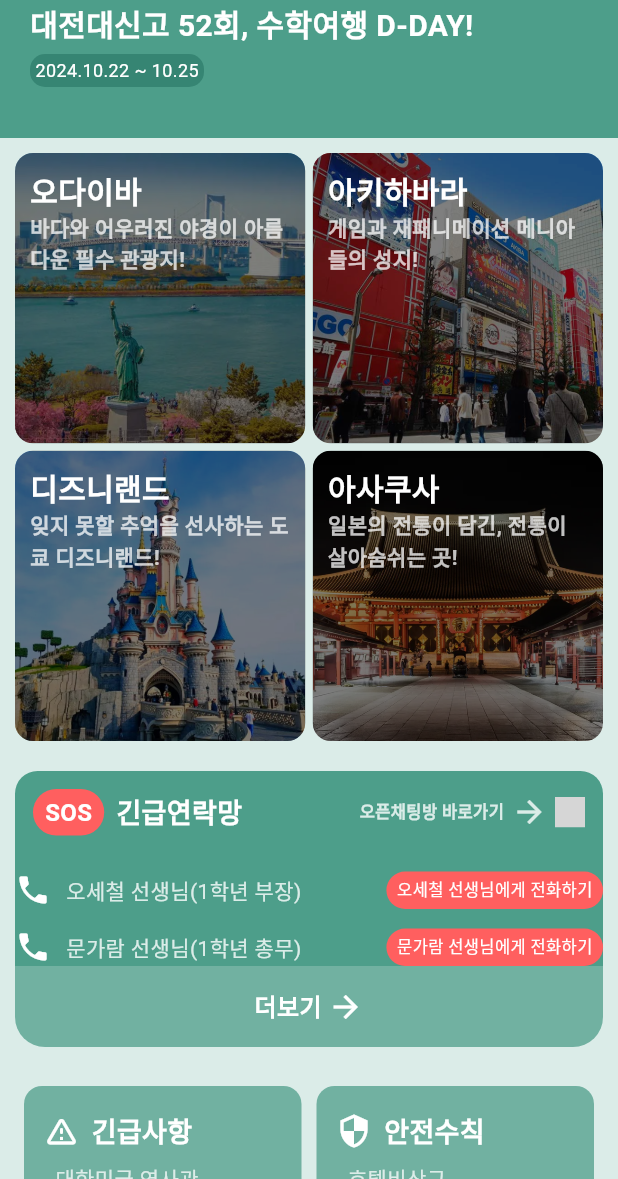
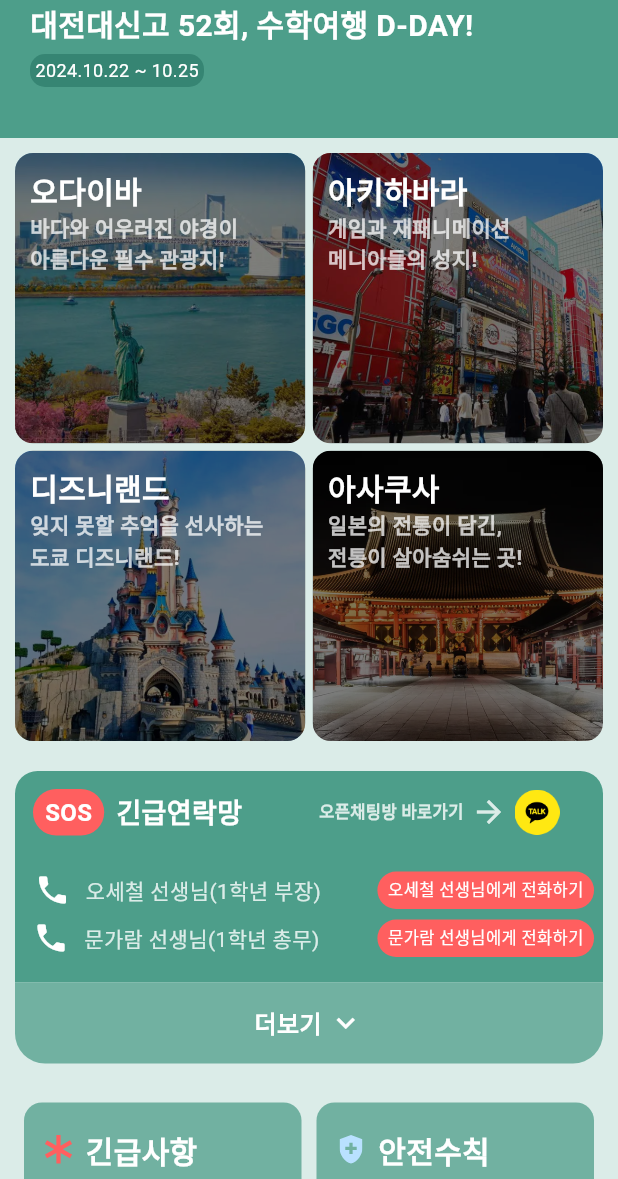
Before and after one commit to Popoisthebest/school_trip_app, a Flutter app: the screen it shows after launch, on a phone screen of 412 x 824 dp, the part 57-1236 px from its top. Run offline on Flutter 3.47's test engine with Material 3 defaults, Android fonts, the light colour scheme and no system bars; our stand-ins replace connectivity_plus, flutter_svg, google_maps_flutter; Roboto replaces fonts that are missing (Ownglyph okticon); grey boxes are pictures that could not be loaded.

Commit message:
[feat] 긴급연락망~숙소 간격배치, 아이콘 수정

```diff
--- a/lib/screens/main_screens/main_screen.dart
+++ b/lib/screens/main_screens/main_screen.dart
@@ -13,22 +13,22 @@
   final List<Map<String, String>> places = [
     {
       "title": "오다이바",
-      "description": "바다와 어우러진 야경이 아름다운 필수 관광지!",
+      "description": "바다와 어우러진 야경이\n아름다운 필수 관광지!",
       "image": "assets/main_screen_images/odiba.png" // 이미지 경로는 프로젝트 내에 맞게 설정
     },
     {
       "title": "아키하바라",
-      "description": "게임과 재패니메이션 메니아들의 성지!",
+      "description": "게임과 재패니메이션\n메니아들의 성지!",
       "image": "assets/main_screen_images/akihabara.png"
     },
     {
       "title": "디즈니랜드",
-      "description": "잊지 못할 추억을 선사하는 도쿄 디즈니랜드!",
+      "description": "잊지 못할 추억을 선사하는\n도쿄 디즈니랜드!",
       "image": "assets/main_screen_images/disneyland.png"
     },
     {
       "title": "아사쿠사",
-      "description": "일본의 전통이 담긴, 전통이 살아숨쉬는 곳!",
+      "description": "일본의 전통이 담긴,\n전통이 살아숨쉬는 곳!",
       "image": "assets/main_screen_images/asakusa.png"
     }
   ];
@@ -206,23 +206,23 @@
                       children: const [
                         InfoTemplate(
                           title: '긴급사항',
-                          icon: Icons.warning_amber_rounded,
-                          details: ['- 대한민국 영사관', '- 긴급연락망'],
+                          icon: 'assets/icons/warning.svg',
+                          details: ['수학여행관련 긴급사항을 확인해보세요!'],
                         ),
                         InfoTemplate(
                           title: '안전수칙',
-                          icon: Icons.security,
-                          details: ['- 호텔비상구', '- 소화기, 완강기 사용법'],
+                          icon: 'assets/icons/security.svg',
+                          details: ['수학여행관련 안전수칙을 알아보세요!'],
                         ),
                         InfoTemplate(
                           title: '유의사항',
-                          icon: Icons.info_outline,
-                          details: ['- 시간 엄수', '팀장들 연락 확인 필수'],
+                          icon: 'assets/icons/info.svg',
+                          details: ['수학여행관련 유의사항을 알아보세요!'],
                         ),
                         InfoTemplate(
                           title: '숙소',
-                          icon: Icons.hotel,
-                          details: ['- 반별 방번호', '- 룸메이트'],
+                          icon: 'assets/icons/hotel.svg',
+                          details: ['반별로 배정된 룸메이트와 비상대피로를 확인해보세요!'],
                         ),
                       ],
                     ),
@@ -488,7 +488,7 @@
               Text(
                 description,
                 style: const TextStyle(
-                  color:  Color.fromRGBO(255, 255, 255, 0.75),
+                  color: Color.fromRGBO(255, 255, 255, 0.75),
                   fontSize: 14, // 요청하신 대로 설정
                   fontWeight: FontWeight.w700,
                   fontFamily: "Ownglyph okticon",
@@ -505,7 +505,7 @@
 // 템플릿용 리스트 위젯
 class InfoTemplate extends StatelessWidget {
   final String title;
-  final IconData icon;
+  final String icon;
   final List<String> details;
 
   const InfoTemplate({
@@ -528,12 +528,16 @@
         children: [
           Row(
             children: [
-              Icon(icon, color: Colors.white),
+              SvgPicture.asset(
+                icon,
+                width: 20, // 너비 설정
+                height: 20, // 높이 설정
+              ),
               const SizedBox(width: 8),
               Text(
                 title,
                 style: const TextStyle(
-                  fontSize: 18,
+                  fontSize: 20,
                   fontWeight: FontWeight.bold,
                   fontFamily: 'Ownglyph okticon',
                   color: Colors.white,
@@ -547,7 +551,7 @@
             Text(
               detail,
               style: const TextStyle(
-                fontSize: 14, // 다른 폰트와 동일하게 유지
+                fontSize: 12, // 다른 폰트와 동일하게 유지
                 fontWeight: FontWeight.w400,
                 fontFamily: 'Ownglyph okticon',
                 color: Color(0xFFDBECE8), // 글자 색상 변경
@@ -568,12 +572,12 @@
                     color: Color(0xFFDBECE8), // 글자 색상 변경
                     fontWeight: FontWeight.w500,
                     fontFamily: 'Ownglyph okticon',
-                    fontSize: 14,
+                    fontSize: 12,
                   ),
                 ),
                 SizedBox(width: 4),
-                Icon(Icons.arrow_forward,
-                    color: Color(0xFFDBECE8)), // 아이콘 색상 변경
+                Icon(Icons.arrow_forward_ios,
+                    color: Color(0xFFDBECE8),size: 16,), // 아이콘 색상 변경
               ],
             ),
           ),
@@ -770,7 +774,8 @@
   @override
   Widget build(BuildContext context) {
     return Padding(
-      padding: const EdgeInsets.symmetric(horizontal: 10.0, vertical: 10), // 왼쪽, 오른쪽 여백 고정
+      padding: const EdgeInsets.symmetric(
+          horizontal: 10.0, vertical: 10), // 왼쪽, 오른쪽 여백 고정
       child: Column(
         children: [
           // 비상 연락망 박스
@@ -785,11 +790,10 @@
               ), // 위쪽 둥근 테두리만 설정
             ),
             child: Column(
-
               children: [
-                Padding(padding: EdgeInsets.all(12.0),
+                Padding(
+                  padding: EdgeInsets.all(12.0),
                   child: Row(
-
                     children: [
                       // SOS + 긴급연락망
                       Container(
@@ -840,12 +844,15 @@
                             const Icon(Icons.arrow_forward,
                                 color: Color(0xFFDBECE8)), // 화살표
                             const SizedBox(width: 5),
-                          SvgPicture.asset(
-                            'assets/icons/kakao.svg', // 카카오톡 아이콘 경로 설정
-                            height: 20,
-                            width: 20,
+                            Image.asset(
+                              'assets/main_screen_images/kakaotalk.png', // 카카오톡 아이콘 경로 설정
+                              height: 30,
+                              width: 30,
                             ),
+                            const SizedBox(width: 17),
+
                           ],
+
                         ),
                       ),
                     ],
@@ -858,6 +865,7 @@
                 Row(
                   children: [
                     // 오세철T
+                    const SizedBox(width: 13),
                     const Icon(Icons.phone, color: Colors.white),
                     const SizedBox(width: 10),
                     const Text(
@@ -875,7 +883,6 @@
                       onTap: () {
                         // 오세철T에게 전화 기능 (추후 구현)
                       },
-
                       child: Container(
                         padding: const EdgeInsets.symmetric(
                             vertical: 4.0, horizontal: 7.0),
@@ -894,13 +901,15 @@
                         ),
                       ),
                     ),
+                    const SizedBox(width: 6),
                   ],
                 ),
-                const SizedBox(height: 13), // 줄 간격
+                const SizedBox(height: 7), // 줄 간격
 
                 // 문가람T 연락처
                 Row(
                   children: [
+                    const SizedBox(width: 12),
                     const Icon(Icons.phone, color: Colors.white),
                     const SizedBox(width: 10),
                     const Text(
@@ -935,8 +944,10 @@
                         ),
                       ),
                     ),
+                    const SizedBox(width: 6),
                   ],
                 ),
+                const SizedBox(height: 17),
               ],
             ),
           ),
@@ -969,7 +980,7 @@
                     ),
                   ),
                   SizedBox(width: 4),
-                  Icon(Icons.arrow_forward, color: Colors.white),
+                  Icon(Icons.keyboard_arrow_down, color: Colors.white),
                 ],
               ),
             ),
--- a/pubspec.yaml
+++ b/pubspec.yaml
@@ -34,7 +34,7 @@
     - assets/travel_screen_icons/
     - assets/store_map_images/
     - assets/main_screen_images/
-    - assets/icons/kakao.svg
+    - assets/icons/
 
   fonts:
     - family: CookieRunOTF
```
Also changed, not shown: assets/icons/checklist.svg (added), assets/icons/hotel.svg (added), assets/icons/info.svg (added), assets/icons/security.svg (added), assets/icons/warning.svg (added), assets/main_screen_images/kakaotalk.png (added). Lines whose indentation alone changed are shown as unchanged.
